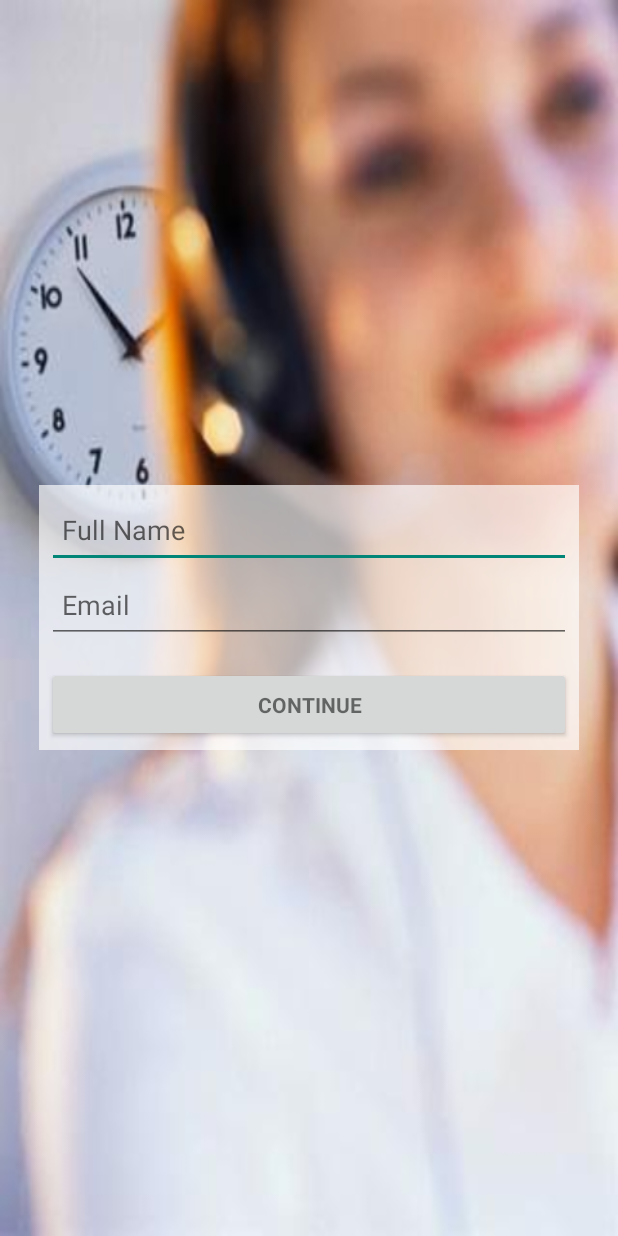
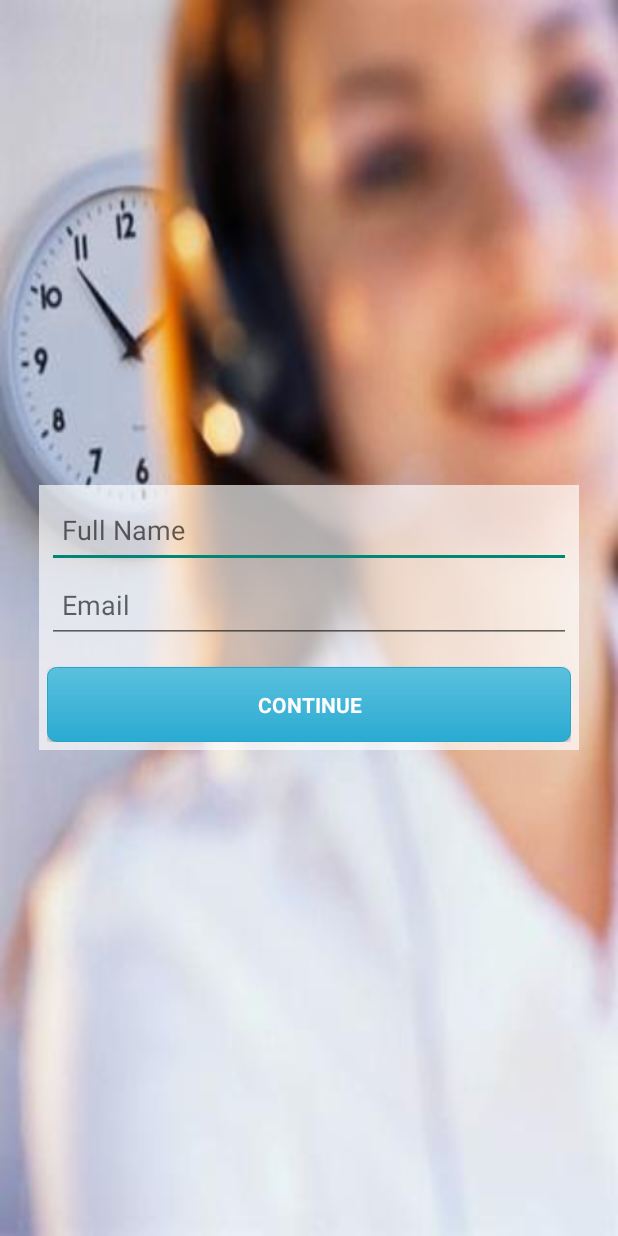
Before and after one commit to pgajbhiye/CustomerFeedBack, an Android app: the GetstartedActivity screen opened directly, with no data from a screen before it, on a phone screen of 412 x 824 dp. Run offline under Robolectric (Android 15) with nearby library versions, the phone set to English and light mode, and no system bars; libraries missing offline, so code that uses them is left out: com.squareup.okhttp.

Commit message:
Modified the theme with new styles

```diff
--- a/app/src/main/java/com/navpal/feedback/helpers/ZendeskConnector.java
+++ b/app/src/main/java/com/navpal/feedback/helpers/ZendeskConnector.java
@@ -55,7 +55,7 @@ public class ZendeskConnector {
 
          Identity anonymousIdentity = new AnonymousIdentity.Builder()
                 .withEmailIdentifier(userDetails.getEmailId())
-                .withExternalIdentifier(userDetails.getEmailId())
+                .withExternalIdentifier("")
                 .withNameIdentifier(userDetails.getName())
                 .build();
 
@@ -99,7 +99,7 @@ public class ZendeskConnector {
         }
 
         CreateRequest createRequest = new CreateRequest();
-        createRequest.setEmail("pallavi.mp88@gmail.com");
+        createRequest.setEmail(userDetails.getEmailId());
         createRequest.setSubject(subject);
         createRequest.setDescription(desc);
         if(attachments!=null) {
--- /dev/null
+++ b/app/src/main/res/drawable/btn_info.xml
@@ -0,0 +1,13 @@
+<?xml version="1.0" encoding="utf-8"?>
+<shape xmlns:android="http://schemas.android.com/apk/res/android"
+    android:padding="16dp"
+    android:shape="rectangle">
+    <corners android:radius="6dp" />
+    <gradient
+        android:angle="270"
+        android:endColor="#2aabd2"
+        android:startColor="#5bc0de" />
+    <stroke
+        android:width="1px"
+        android:color="#28a4c9" />
+</shape>
--- a/app/src/main/res/layout/activity_createissue.xml
+++ b/app/src/main/res/layout/activity_createissue.xml
@@ -144,6 +144,8 @@
             android:layout_height="50dp"
             android:layout_marginBottom="10dp"
             android:layout_marginTop="15dp"
+            android:background="@drawable/btn_gradient"
+            android:textColor="@color/white"
             android:text="@string/ticket_create" />
     </LinearLayout>
 
--- a/app/src/main/res/layout/activity_getstarted.xml
+++ b/app/src/main/res/layout/activity_getstarted.xml
@@ -79,7 +79,9 @@
             android:layout_height="50dp"
             android:layout_marginTop="16dp"
             android:text="@string/action_sign_in"
-            android:textStyle="bold" />
+            android:textStyle="bold"
+            android:textColor="@color/white"
+            android:background="@drawable/btn_info"/>
 
     </LinearLayout>
 
--- a/app/src/main/res/layout/activity_welcome.xml
+++ b/app/src/main/res/layout/activity_welcome.xml
@@ -48,8 +48,7 @@
             android:layout_height="wrap_content"
             android:orientation="vertical"
             android:layout_gravity="center_horizontal|bottom"
-            android:paddingLeft="2dp"
-            android:paddingRight="2dp"
+            android:padding="5dp"
             android:background="#99000000"
             >
 
@@ -57,6 +56,8 @@
             android:id="@+id/getstarted"
             android:layout_width="fill_parent"
             android:layout_height="wrap_content"
+            android:textColor="@color/white"
+            android:background="@drawable/btn_info"
             android:text="Get Started"
             />
 
--- a/app/src/main/res/layout/home.xml
+++ b/app/src/main/res/layout/home.xml
@@ -22,8 +22,7 @@
         android:layout_height="wrap_content"
         android:orientation="vertical"
         android:layout_alignParentBottom="true"
-        android:paddingLeft="2dp"
-        android:paddingRight="2dp"
+        android:padding="5dp"
         android:background="#99000000"
         >
 
@@ -31,6 +30,8 @@
             android:id="@+id/logIssue"
             android:layout_width="fill_parent"
             android:layout_height="50dp"
+            android:background="@drawable/btn_info"
+            android:textColor="@color/white"
             android:text="@string/log_issue"
             />
 
--- a/app/src/main/res/layout/welcome_viewpager_view.xml
+++ b/app/src/main/res/layout/welcome_viewpager_view.xml
@@ -16,8 +16,9 @@
         android:textSize="@dimen/abc_text_size_headline_material"
         android:textIsSelectable="false"
         android:singleLine="false"
+        android:textStyle="bold"
         android:layout_marginBottom="15dp"
-        android:textColor="#ffffffff" />
+        android:textColor="#444" />
 
     <TextView
         android:layout_width="fill_parent"
@@ -25,6 +26,6 @@
         android:textAppearance="?android:attr/textAppearanceMedium"
         android:text="Medium Text"
         android:id="@+id/caption"
-        android:textColor="#ffffffff" />
+        android:textColor="#777" />
 
 </LinearLayout>
```
Also changed, not shown: app/src/main/res/drawable-hdpi/btn_danger.xml (added, +13 -0 lines), app/src/main/res/drawable-hdpi/btn_warning.xml (added, +13 -0 lines), app/src/main/res/drawable/btn_gradient.xml (added, +13 -0 lines).
